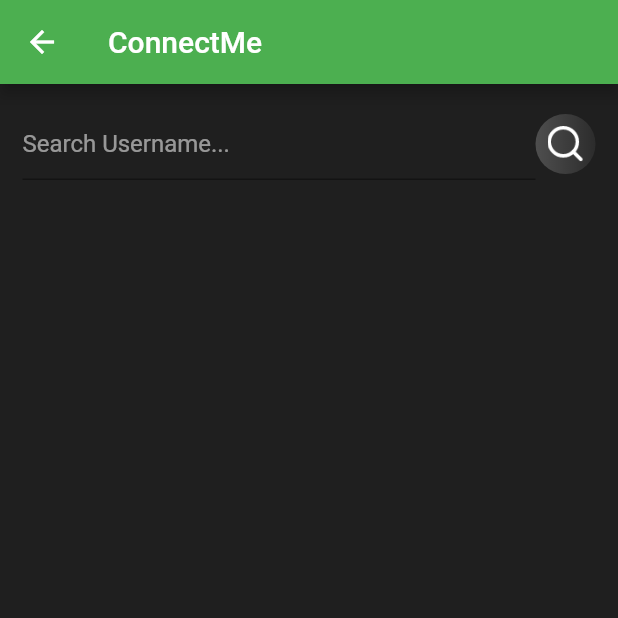
After one commit to itsvivekghosh/flutter-tutorial, a Flutter app: the SearchScreen screen opened directly, on a phone screen of 412 x 824 dp, the top half of it. The commit adds this screen. Run offline on Flutter 3.47's test engine with Material 2 defaults, Android fonts, the phone set to English and light mode, and no system bars; our stand-ins replace cloud_firestore, firebase_auth, firebase_core, flutter_spinkit; accounts and stored records are empty.

Commit message:
added Search and SignUp Functionality using Firebase

```diff
--- a/ConnectMe/lib/models/user.dart
+++ b/ConnectMe/lib/models/user.dart
@@ -1,5 +1,4 @@
 class UserData {
-  String userId;
-
+  final String userId;
   UserData({this.userId});
 }
--- /dev/null
+++ b/ConnectMe/lib/services/database.dart
@@ -0,0 +1,18 @@
+import 'package:flutter/material.dart';
+import 'package:cloud_firestore/cloud_firestore.dart';
+
+class DatabaseMethods {
+  getUsersByUsername(String username) async {
+    return await Firestore.instance.collection('users')
+        .where('name', isEqualTo: username)
+        .getDocuments();
+  }
+
+  uploadUserInfo(userMap) {
+    Firestore.instance.collection('users')
+        .add(userMap).catchError((onError) {
+          print(onError.toString());
+        },
+      );
+  }
+}
--- /dev/null
+++ b/ConnectMe/lib/views/search.dart
@@ -0,0 +1,127 @@
+import 'package:ConnectMe/services/database.dart';
+import 'package:ConnectMe/widgets/widget.dart';
+import 'package:cloud_firestore/cloud_firestore.dart';
+import 'package:flutter/cupertino.dart';
+import 'package:flutter/material.dart';
+
+class SearchScreen extends StatefulWidget {
+  @override
+  _SearchScreenState createState() => _SearchScreenState();
+}
+
+class _SearchScreenState extends State<SearchScreen> {
+
+  DatabaseMethods databaseMethods = new DatabaseMethods();
+  TextEditingController searchTextEditingController = new TextEditingController();
+  QuerySnapshot searchSnapshot;
+
+  initiateSearch() {
+    databaseMethods.getUsersByUsername(searchTextEditingController.text)
+        .then((val) {
+          print(val);
+          setState(() {
+            searchSnapshot = val;
+          });
+    });
+  }
+  Widget searchList() {
+    return searchSnapshot != null ? ListView.builder(
+      itemCount: searchSnapshot.documents.length,
+        shrinkWrap: true,
+      itemBuilder: (context, index) {
+        return SearchTile(
+          userName: searchSnapshot.documents[index].data['name'],
+          userEmail: searchSnapshot.documents[index].data['email'],
+        );
+      }
+    ) : Container();
+  }
+
+  @override
+  void initState() {
+    super.initState();
+  }
+
+  @override
+  Widget build(BuildContext context) {
+    return Scaffold(
+      appBar: appBarWidgetMain(context),
+      body: Container(
+        child: Column(
+          children: [
+            Container(
+              padding: EdgeInsets.symmetric(horizontal: 15, vertical: 16),
+              child: Row(
+                children: [
+                  Expanded(
+                      child: TextField(
+                        controller: searchTextEditingController,
+                        style: TextStyle(color: Colors.white),
+                        decoration: InputDecoration(
+                          hintText: "Search Username...",
+                          hintStyle: TextStyle(
+                            color: Colors.white54
+                          ),
+                        ),
+                      ),
+                  ),
+                  GestureDetector(
+                    onTap: () {
+                      initiateSearch();
+                    },
+                    child: Container(
+                      height: 40, width: 40,
+                        padding: EdgeInsets.all(8),
+                        decoration: BoxDecoration(
+                          gradient: LinearGradient(
+                            colors: [
+                              const Color(0x36FFFFFF),
+                              const Color(0x0FFFFFFF),
+                            ]
+                          ),
+                          borderRadius: BorderRadius.circular(30),
+                        ),
+                        child: Image.asset('assets/Images/search_white.png'),
+                    ),
+                  ),
+                ],
+              ),
+            ),
+            searchList(),
+          ],
+        ),
+      ),
+    );
+  }
+}
+
+class SearchTile extends StatelessWidget {
+
+  final String userName, userEmail;
+  SearchTile({this.userName, this.userEmail});
+
+  @override
+  Widget build(BuildContext context) {
+    return Container(
+      child: Row(
+        children: [
+          Column(
+            children: [
+              Text(userName, style: simpleTextStyle(Colors.white54, 14)),
+              Text(userEmail, style: simpleTextStyle(Colors.white10, 10)),
+            ],
+          ),
+          Spacer(),
+          Container(
+            decoration: BoxDecoration(
+              color: Colors.white,
+              borderRadius: BorderRadius.circular(20),
+            ),
+            padding: EdgeInsets.symmetric(horizontal: 16, vertical: 8),
+            child: Text("Message", style: TextStyle(),),
+          ),
+        ],
+      ),
+    );
+  }
+}
--- a/ConnectMe/lib/widgets/widget.dart
+++ b/ConnectMe/lib/widgets/widget.dart
@@ -13,7 +13,7 @@
     hintText: hintTextURL,
     focusedBorder: UnderlineInputBorder(
       borderSide: BorderSide(
-        color: Colors.white,
+        color: Colors.green[400],
       ),
     ),
     enabledBorder: UnderlineInputBorder(
```
Also changed, not shown: ConnectMe/lib/helper/authentication.dart (added, +26 -0 lines), ConnectMe/lib/main.dart (+8 -7 lines), ConnectMe/lib/services/auth.dart (+6 -6 lines), ConnectMe/lib/views/chatRoomScreen.dart (+47 -0 lines), ConnectMe/lib/views/signin.dart (+20 -3 lines), ConnectMe/lib/views/signup.dart (+42 -12 lines), ConnectMe/pubspec.yaml (+6 -6 lines), ConnectMe/pubspec.lock, 3 other files.
